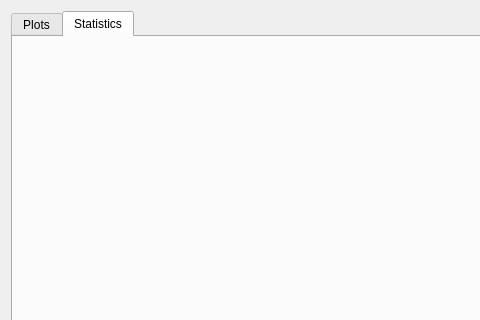
Old version of the form eis_qgis_plugin/resources/ui/wizard_eda.ui in the repository GispoCoding/eis_qgis_plugin; both pictures show x 0 to 480 and y 0 to 320 of the 669 by 777 pixel window.
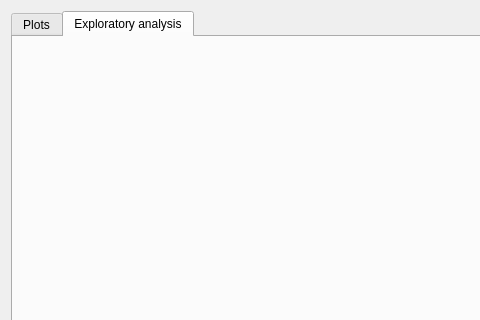
New version of the form. The open tabs and pages were chosen to show the change.

Commit message: Refactor(EDA): tab for exploratory analyses

What changed in the file:
```diff
--- a/eis_qgis_plugin/resources/ui/wizard_eda.ui
+++ b/eis_qgis_plugin/resources/ui/wizard_eda.ui
@@ -27,7 +27,7 @@
      </widget>
      <widget class="QWidget" name="statistics_page">
       <attribute name="title">
-       <string>Statistics</string>
+       <string>Exploratory analysis</string>
       </attribute>
       <layout class="QVBoxLayout" name="verticalLayout_3"/>
      </widget>
```
Left out of the diff: 4 changed lines with no effect on the pictures. The commit also changes 7 other files.
